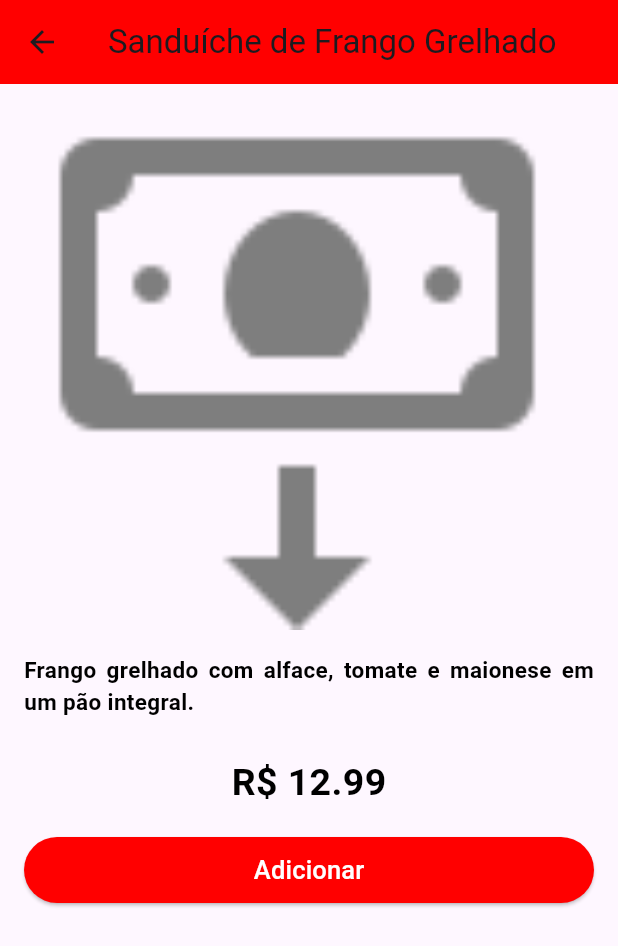
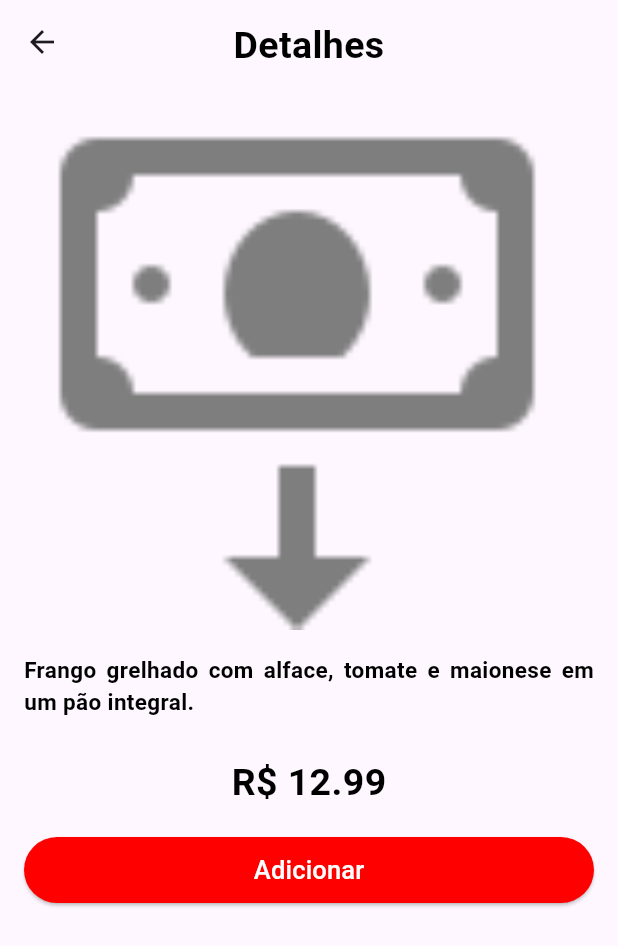
Before and after one commit to caiolara090/Joses_Burger, a Flutter app: the screen it shows after launch, after a tap on "Sanduíche de Frango Grelhado", on a phone screen of 412 x 824 dp. Shown: the top 946 px of the screen. Run offline on Flutter 3.47's test engine with Material 3 defaults, Android fonts, the phone set to English and light mode, and no system bars; our stand-ins replace qr_flutter.

Commit message:
Alterando o appBar da página de detalhes

```diff
--- a/josesburguer/lib/DetalhesProduto.dart
+++ b/josesburguer/lib/DetalhesProduto.dart
@@ -27,24 +27,33 @@
 }
 
 class _DetalhesPaginaState extends State<DetalhesPagina> {
-
   @override
   Widget build(BuildContext context) {
     return Scaffold(
       appBar: AppBar(
-        title: Row(
-          children: [
-            Expanded(
+        automaticallyImplyLeading:
+            true, // Mostra automaticamente o botão de voltar
+        flexibleSpace: Padding(
+          padding: EdgeInsets.only(
+              top: MediaQuery.of(context).padding.top +
+                  5.0), // Ajusta o padding superior
+          child: Center(
+            child: Container(
+              alignment: Alignment.center,
               child: Text(
-                widget.produto.nome,
-                overflow: TextOverflow.ellipsis,
+                "Detalhes",
+                textAlign: TextAlign.center,
+                style: TextStyle(
+                  fontSize: 25.0,
+                  fontWeight: FontWeight.bold,
+                  color: Colors.black,
+                ),
+              ),
+            ),
+          ),
         ),
       ),
 
-          ],
-        ),
-        backgroundColor: const Color.fromARGB(255, 255, 0, 0),
-      ),
       body: SingleChildScrollView(
         child: Column(
           crossAxisAlignment: CrossAxisAlignment.stretch,
@@ -93,14 +102,11 @@
                 ),
               ),
             ),
-
             SizedBox(height: 16),
             Padding(
               padding: EdgeInsets.symmetric(horizontal: 16),
               child: ElevatedButton(
-    onPressed: () {
-
-    },
+                onPressed: () {},
                 style: ElevatedButton.styleFrom(
                   backgroundColor: const Color.fromARGB(255, 255, 0, 0),
                   padding: const EdgeInsets.symmetric(
@@ -117,8 +123,6 @@
                 ),
               ),
             ),
-
-
           ],
         ),
       ),
```
Lines whose indentation alone changed are shown as unchanged.
